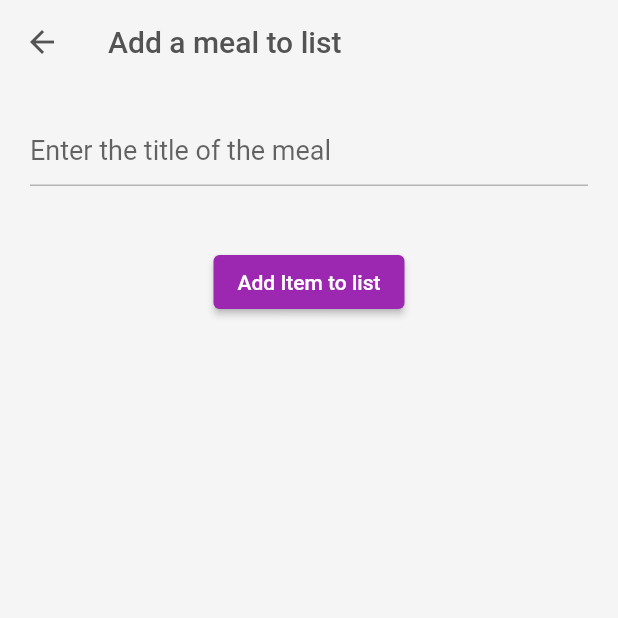
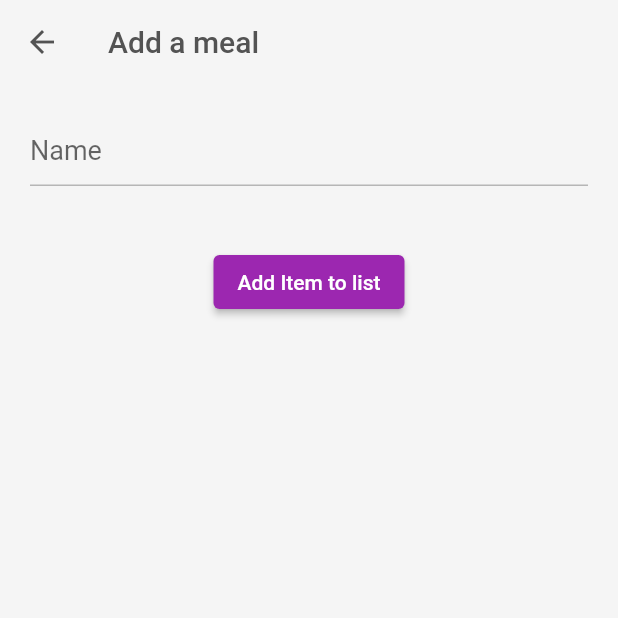
Before and after one commit to ing-non/ShoppingList, a Flutter app: the AddMeal screen opened directly, after a tap on "Add Item to list", on a phone screen of 412 x 824 dp, the top half of it. Run offline on Flutter 3.47's test engine with Material 2 defaults, Android fonts, the phone set to English and light mode, and no system bars; our stand-ins replace reorderable_grid_view, shared_preferences; accounts and stored records are empty.

Commit message:
add menu list

```diff
--- a/lib/globals.dart
+++ b/lib/globals.dart
@@ -52,22 +52,17 @@ class MenuStoragePreferences {
     }
   }
 
-  static Future addMeal(Meal meal) async {
-    //_preferences.remove(allTimeMenuKey);
-    late Map jsonMeals;
-    var jsonMeal = meal.toJson();
-    var meals = _preferences.getString(mealKey) ?? "";
-    if (meals != "") {
-      jsonMeals = json.decode(meals);
-    } else {
-      jsonMeals = {};
-    }
-    jsonMeals[jsonMeal["name"]] = jsonMeal["ingredients"];
-    meals = json.encode(jsonMeals);
-    await _preferences.setString(mealKey, meals);
+  static Future setMeals(Map meals) async {
+    final strMeals = json.encode(meals);
+    await _preferences.setString(mealKey, strMeals);
   }
 
-  static Map? getMeals() {
+  static Future addMeal(Map meals) async {
+    final strMeals = json.encode(meals);
+    await _preferences.setString(mealKey, strMeals);
+  }
+
+  static Map getMeals() {
     var meals = _preferences.getString(mealKey) ?? "";
     if (meals != "") {
       return json.decode(meals);
--- /dev/null
+++ b/lib/logic/meal_list_logic.dart
@@ -0,0 +1,28 @@
+import 'dart:collection';
+
+import '../globals.dart';
+import 'models/meal.dart';
+
+class MealListLogic {
+  late Map meals;
+  MealListLogic() {
+    meals = MenuStoragePreferences.getMeals();
+  }
+
+  void sortMealsAlphabetically() {
+    final SplayTreeMap splayTreeMeals = SplayTreeMap.from(meals);
+
+    print(splayTreeMeals);
+  }
+
+  void addMeal(Meal meal) {
+    meals[meal.name] = meal.ingredients;
+    MenuStoragePreferences.addMeal(meals);
+  }
+
+  void delete(String mealName)
+  {
+    meals.remove(mealName);
+    MenuStoragePreferences.setMeals(meals);
+  }
+}
--- a/lib/screens/meal_list.dart/add_meal_list.dart
+++ b/lib/screens/meal_list.dart/add_meal.dart
@@ -1,6 +1,8 @@
 // ignore_for_file: prefer_const_constructors
 
 import 'package:flutter/material.dart';
+import 'package:test_app/logic/meal_list_logic.dart';
+import 'package:test_app/logic/models/meal.dart';
 
 class AddMeal extends StatefulWidget {
   const AddMeal({super.key});
@@ -10,8 +12,15 @@ class AddMeal extends StatefulWidget {
 }
 
 class _AddMealState extends State<AddMeal> {
-  final itemName = TextEditingController();
+  final mealName = TextEditingController();
   final amount = TextEditingController();
+  late MealListLogic mealListLogic;
+
+  @override
+  void initState() {
+    super.initState();
+    mealListLogic = MealListLogic();
+  }
 
   var textFieldErrorText = null;
   @override
@@ -21,7 +30,7 @@ class _AddMealState extends State<AddMeal> {
         appBar: AppBar(
           elevation: 0,
           iconTheme: IconThemeData(color: Color.fromARGB(230, 65, 65, 65)),
-          title: const Text('Add a meal to list',
+          title: const Text('Add a meal',
               style: TextStyle(color: Color.fromARGB(230, 65, 65, 65))),
           backgroundColor: Color.fromARGB(255, 245, 245, 245),
         ),
@@ -30,11 +39,11 @@ class _AddMealState extends State<AddMeal> {
           Container(
               padding: EdgeInsets.all(20),
               child: TextFormField(
-                  controller: itemName,
+                  controller: mealName,
                   style: TextStyle(fontSize: 18),
                   decoration: InputDecoration(
                     border: OutlineInputBorder(),
-                    hintText: "Enter the title of the meal",
+                    hintText: "Name",
                     errorText: textFieldErrorText,
                     focusedErrorBorder: UnderlineInputBorder(
                         borderSide: BorderSide(color: Colors.red)),
@@ -50,6 +59,9 @@ class _AddMealState extends State<AddMeal> {
               style: ElevatedButton.styleFrom(backgroundColor: Colors.purple),
               child: Text("Add Item to list"),
               onPressed: () {
+                Meal meal = Meal(name: mealName.text);
+                mealListLogic.addMeal(meal);
+                setState(() {});
                 //Navigator.pop(context); Automatic return to list on button pressed, not always helpful
               },
             ),
```
Also changed, not shown: lib/logic/menu_view_logic.dart (+20 -20 lines), lib/screens/meal_list.dart/meal_list_view.dart (+52 -8 lines), lib/screens/menu/menu_view.dart (+11 -8 lines).
